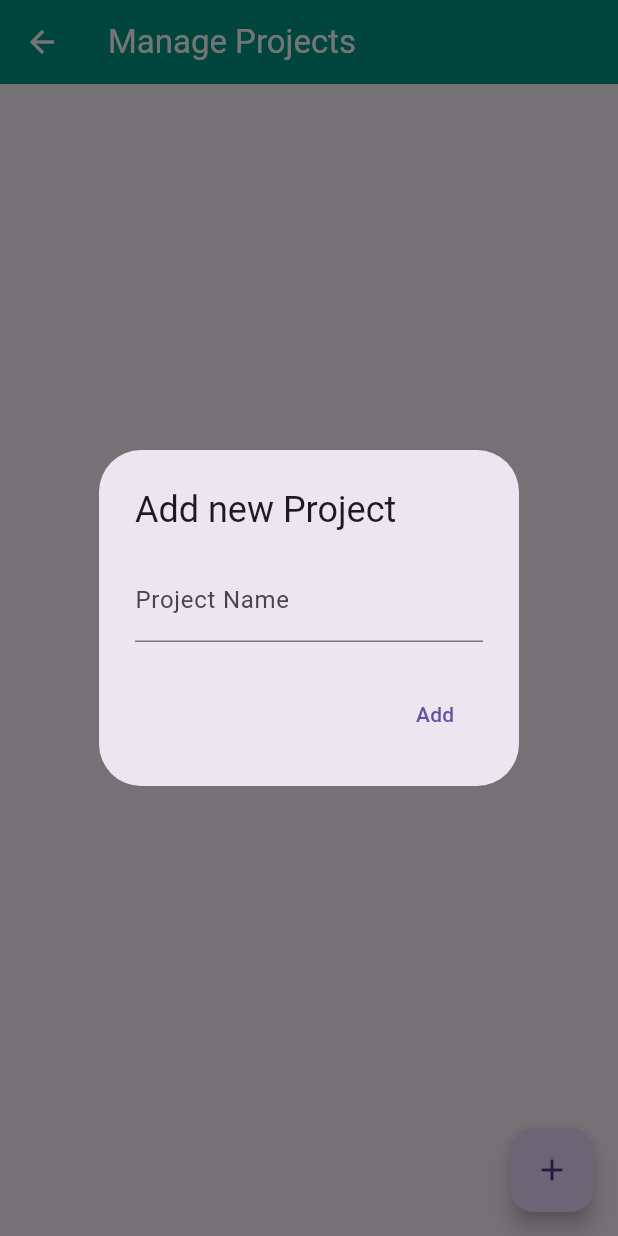
After one commit to sacrol-zolep/Time_Tracker, a Flutter app: the ProjectManagementScreen screen opened by its route, after a tap on the "add" icon, on a phone screen of 412 x 824 dp. The commit adds this screen. Run offline on Flutter 3.47's test engine with Material 3 defaults, Android fonts, the phone set to English and light mode, and no system bars; our stand-ins replace localstorage.

Commit message:
Proyectos ok

```diff
--- a/lib/models/time_entry.dart
+++ b/lib/models/time_entry.dart
@@ -1,6 +1,4 @@
 // Clase fecha de registro
-
-import 'dart:ffi';
 
 class TimeEntry {
   final DateTime id;
--- a/lib/providers/project_provider.dart
+++ b/lib/providers/project_provider.dart
@@ -4,8 +4,6 @@ import 'dart:convert';
 import 'package:flutter/material.dart';
 import 'package:localstorage/localstorage.dart';
 import '../models/project.dart';
-import '../models/task.dart';
-import '../models/time_entry.dart';
 
 class ProjectProvider with ChangeNotifier {
   final LocalStorage storage;
@@ -20,14 +18,39 @@ class ProjectProvider with ChangeNotifier {
     _loadProjectsFromStorage();
   }
 
-  void _loadProjectsFromStorage() {
+  void _loadProjectsFromStorage(){
     var storedProjects = storage.getItem('projects');
-    if (storedProjects != null) {
-      final List<dynamic> decoded = jsonDecode(storedProjects as String);
-      _projects = decoded
-          .map((item) => Project.fromJson(Map<String, dynamic>.from(item)))
-          .toList();
+    if(storedProjects != null) {
+      final List<dynamic> decoded = jsonDecode(storedProjects);
+      _projects = decoded.map((item) => Project.fromJson(Map<String, dynamic>.from(item)))
+      .toList();
       notifyListeners();
     }
   }
+
+  void _saveProjectToStorage(){
+    storage.setItem(
+      'projects',
+      jsonEncode(_projects.map((e)=> e.toJson()).toList()),
+      );
+  }
+
+  void addProject(Project project){
+    int index = _projects.indexWhere((p) => p.id == project.id);
+
+    if (index != -1) {
+      _projects[index] = project;
+    } else {
+      _projects.add(project);
+    }
+
+    _saveProjectToStorage();
+    notifyListeners();
+  }
+
+  void deleteProject(String id) {
+    _projects.removeWhere((p) => p.id == id);
+    notifyListeners();
+  }
+
 }
--- /dev/null
+++ b/lib/screens/project_management_screen.dart
@@ -0,0 +1,64 @@
+import 'package:flutter/material.dart';
+import 'package:provider/provider.dart';
+import 'package:time_tracker/providers/project_provider.dart';
+import '../models/project.dart';
+import '../widgets/add_project_dialog.dart';
+
+// Project management screen
+
+class ProjectManagementScreen extends StatefulWidget {
+  @override
+  State<ProjectManagementScreen> createState() => _ProjectManagementScreenState();
+}
+
+class _ProjectManagementScreenState extends State<ProjectManagementScreen> {
+
+  @override
+  Widget build(BuildContext context){
+    return Scaffold(
+      appBar: AppBar(
+        title: Text('Manage Projects'),
+        backgroundColor: Colors.teal,
+        foregroundColor: Colors.white,
+      ),
+      body: Consumer<ProjectProvider>(
+        builder: (context, provider, child) {
+          return ListView.builder(
+            itemCount: provider.projects.length,
+            itemBuilder: (context, index) {
+              final project = provider.projects[index];
+              return _delListProject(project, provider);
+            },
+          );
+        }
+        ),
+      floatingActionButton: FloatingActionButton(
+        onPressed: () {
+          showDialog(
+            context: context,
+            builder: (contex) => AddProjectDialog(
+              onAdd: (newProject) {
+                Provider.of<ProjectProvider>(context, listen: false).addProject(newProject);
+                Navigator.pop(context);
+              },
+            ),
+          );
+        },
+        tooltip:  'Add Project',
+        child: Icon(Icons.add),
+      ),
+    );
+  }
+
+  ListTile _delListProject(Project project, ProjectProvider provider) {
+    return ListTile(
+              title: Text(project.name),
+              trailing: IconButton(
+                onPressed: () {
+                  provider.deleteProject(project.id);
+                },
+                icon: Icon(Icons.delete, color: Colors.red,))
+                ,
+            );
+  }
+}
--- /dev/null
+++ b/lib/widgets/add_project_dialog.dart
@@ -0,0 +1,55 @@
+
+import 'package:flutter/material.dart';
+import 'package:flutter/cupertino.dart';
+import 'package:provider/provider.dart';
+import 'package:time_tracker/providers/project_provider.dart';
+import '../models/project.dart';
+
+class AddProjectDialog extends StatefulWidget {
+  final Function(Project) onAdd;
+
+  AddProjectDialog({required this.onAdd});
+
+  @override
+  _AddProjectDialogState createState() => _AddProjectDialogState();
+
+}
+
+class _AddProjectDialogState extends State<AddProjectDialog> {
+  final TextEditingController _controller = TextEditingController();
+
+  @override
+  Widget build(BuildContext contex) {
+    return AlertDialog(
+      title: Text('Add new Project'),
+      content: TextField(
+        controller: _controller,
+        decoration: InputDecoration(
+          hintText: 'Enter Project name:',
+          labelText: 'Project Name'),
+      ),
+      actions: [
+        TextButton(
+          onPressed: () {
+            if(_controller.text.isNotEmpty){
+              var newProject = Project(id: DateTime.now().toString(), name: _controller.text);
+              widget.onAdd(newProject);
+              Provider.of<ProjectProvider>(context, listen:false).addProject(newProject);
+              _controller.clear();
+              Navigator.of(contex).pop();
+            }
+          },
+          child: Text('Add')
+        )
+      ],
+    );
+  }
+
+
+  @override
+  void dispose() {
+    _controller.dispose();
+    super.dispose();
+  }
+
+}
--- a/pubspec.yaml
+++ b/pubspec.yaml
@@ -35,6 +35,7 @@ dependencies:
   # Use with the CupertinoIcons class for iOS style icons.
   cupertino_icons: ^1.0.8
   localstorage: ^6.0.0
+  provider: ^6.1.5+1
 
 dev_dependencies:
   flutter_test:
```
Also changed, not shown: lib/main.dart (+8 -1 lines), lib/screens/home_screen.dart (+34 -3 lines), lib/screens/time_entry_screen.dart (added, +28 -0 lines), pubspec.lock.
